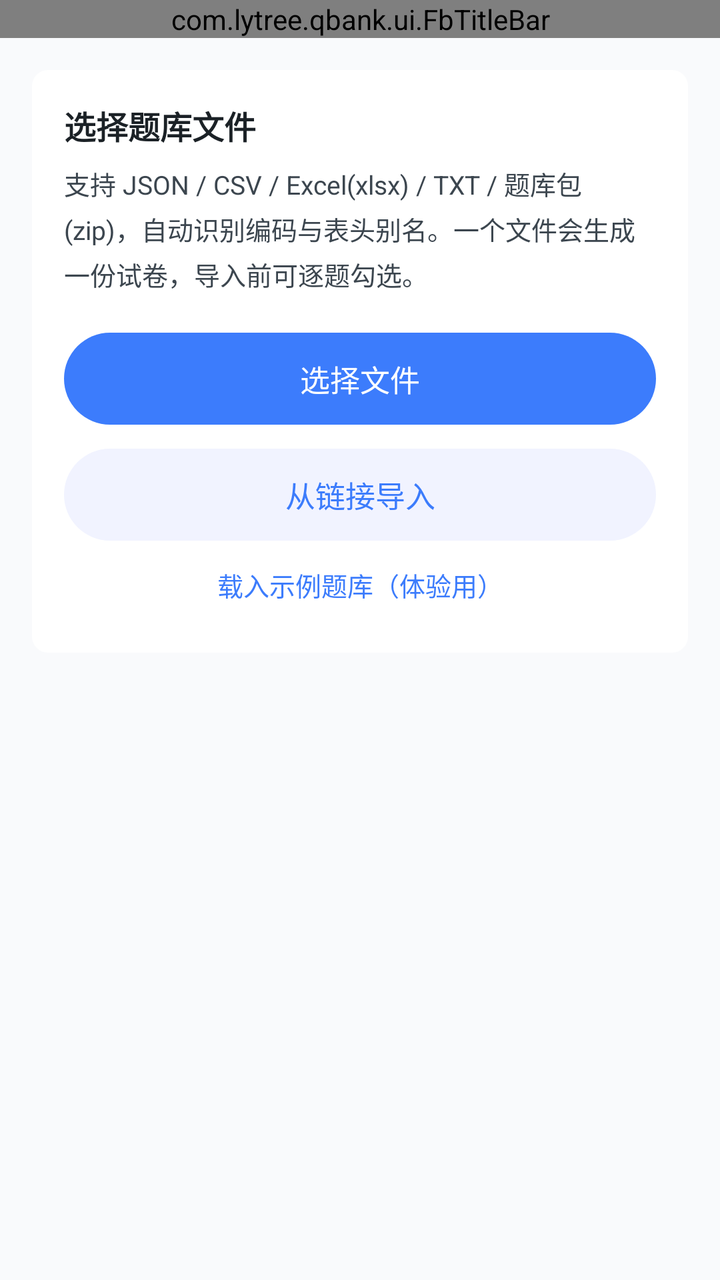
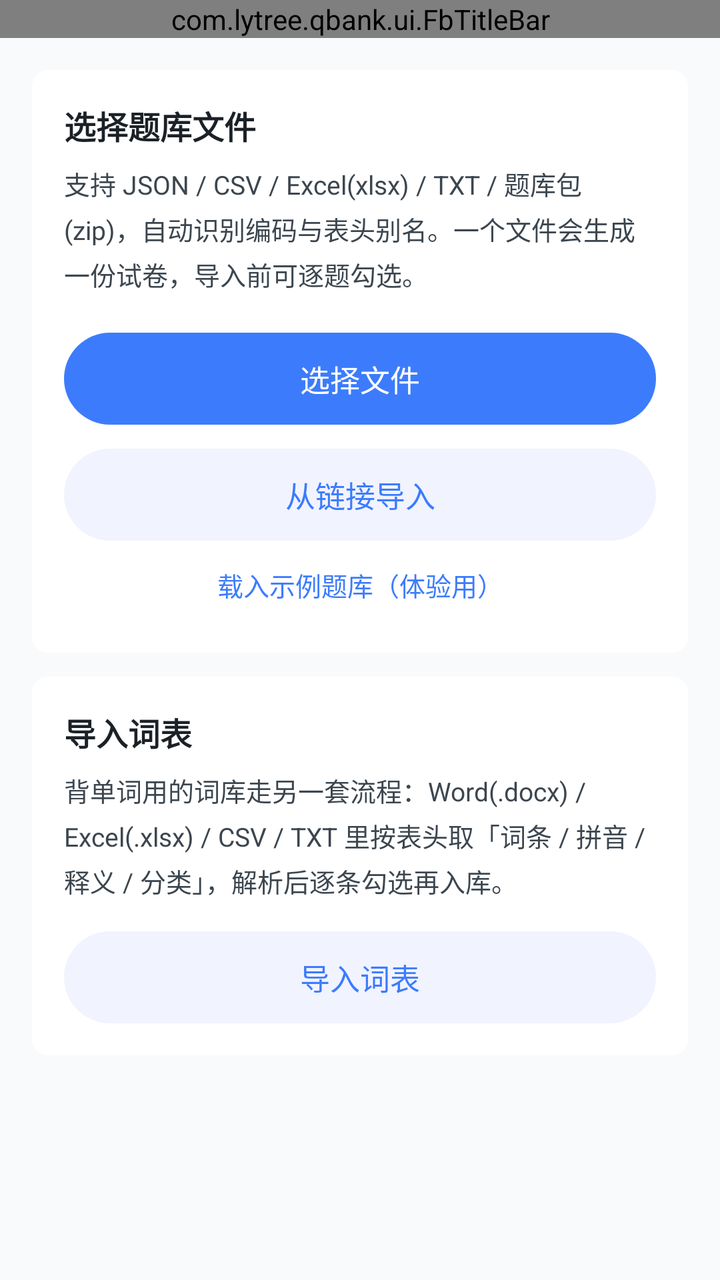

Compare the two renders of this Android layout. The source of the first and the diff that turns it into the second are given below.
<!-- AndroidManifest.xml: application theme Theme.QBank -->
<!-- res/layout/activity_import.xml -->
<?xml version="1.0" encoding="utf-8"?>
<LinearLayout xmlns:android="http://schemas.android.com/apk/res/android"
    style="@style/FbPage">

    <com.lytree.qbank.ui.FbTitleBar
        android:id="@+id/titleBar"
        android:layout_width="match_parent"
        android:layout_height="wrap_content" />

    <FrameLayout
        android:layout_width="match_parent"
        android:layout_height="0dp"
        android:layout_weight="1">

        
        <androidx.core.widget.NestedScrollView
            android:id="@+id/pickPanel"
            android:layout_width="match_parent"
            android:layout_height="match_parent"
            android:scrollbars="none">

            <LinearLayout
                style="@style/FbPageColumn"
                android:paddingTop="@dimen/fb_space_16"
                android:paddingBottom="@dimen/fb_space_20">

                <LinearLayout style="@style/FbCard">

                    <TextView
                        style="@style/FbCardTitle"
                        android:text="@string/import_pick" />

                    <TextView
                        style="@style/FbBodySm"
                        android:layout_marginTop="@dimen/fb_space_8"
                        android:text="支持 JSON / CSV / Excel(xlsx) / TXT / 题库包(zip)，自动识别编码与表头别名。一个文件会生成一份试卷，导入前可逐题勾选。" />

                    <com.google.android.material.button.MaterialButton
                        android:id="@+id/btnPick"
                        style="@style/FbPrimaryButton"
                        android:layout_width="match_parent"
                        android:layout_marginTop="@dimen/fb_space_20"
                        android:text="选择文件" />

                    <com.google.android.material.button.MaterialButton
                        android:id="@+id/btnLink"
                        style="@style/FbGhostButton"
                        android:layout_width="match_parent"
                        android:layout_marginTop="@dimen/fb_space_12"
                        android:text="@string/import_link_action" />

                    <com.google.android.material.button.MaterialButton
                        android:id="@+id/btnSample"
                        style="@style/FbTextButton"
                        android:layout_width="match_parent"
                        android:layout_marginTop="@dimen/fb_space_4"
                        android:text="载入示例题库（体验用）" />
                </LinearLayout>
            </LinearLayout>
        </androidx.core.widget.NestedScrollView>

        
        <androidx.core.widget.NestedScrollView
            android:id="@+id/resultPanel"
            android:layout_width="match_parent"
            android:layout_height="match_parent"
            android:scrollbars="none"
            android:visibility="gone">

            <LinearLayout
                style="@style/FbPageColumn"
                android:paddingTop="@dimen/fb_space_16"
                android:paddingBottom="@dimen/fb_space_20">

                <LinearLayout style="@style/FbCard">

                    <TextView
                        android:id="@+id/tvFile"
                        style="@style/FbCardTitle" />

                    <TextView
                        android:id="@+id/tvStat"
                        style="@style/FbBodySm"
                        android:layout_marginTop="@dimen/fb_space_8" />
                </LinearLayout>

                
                <LinearLayout
                    style="@style/FbCard"
                    android:layout_marginTop="@dimen/fb_card_gap_v">

                    <TextView
                        style="@style/FbGroupTitle"
                        android:layout_width="match_parent"
                        android:layout_height="wrap_content"
                        android:text="生成试卷" />

                    <com.google.android.material.textfield.TextInputLayout
                        android:id="@+id/inputLayoutName"
                        style="@style/FbInput"
                        android:layout_width="match_parent"
                        android:layout_height="wrap_content"
                        android:layout_marginTop="@dimen/fb_space_12"
                        android:hint="试卷名称（默认用文件名）">

                        <com.google.android.material.textfield.TextInputEditText
                            android:id="@+id/inputName"
                            style="@style/FbEditText"
                            android:inputType="text" />
                    </com.google.android.material.textfield.TextInputLayout>

                    <com.google.android.material.textfield.TextInputLayout
                        android:id="@+id/inputLayoutDuration"
                        style="@style/FbInput"
                        android:layout_width="match_parent"
                        android:layout_height="wrap_content"
                        android:layout_marginTop="@dimen/fb_space_12"
                        android:hint="限时（分钟），0 或留空为不限时">

                        <com.google.android.material.textfield.TextInputEditText
                            android:id="@+id/inputDuration"
                            style="@style/FbEditText"
                            android:inputType="number" />
                    </com.google.android.material.textfield.TextInputLayout>

                    
                    <LinearLayout
                        android:layout_width="match_parent"
                        android:layout_height="wrap_content"
                        android:layout_marginTop="@dimen/fb_space_16"
                        android:gravity="center_vertical"
                        android:orientation="horizontal">

                        <LinearLayout
                            android:layout_width="0dp"
                            android:layout_height="wrap_content"
                            android:layout_weight="1"
                            android:orientation="vertical">

                            <TextView
                                style="@style/FbRowTitle"
                                android:text="@string/import_with_answers" />

                            <TextView
                                style="@style/FbRowSub"
                                android:text="@string/import_with_answers_hint" />
                        </LinearLayout>

                        <com.lytree.qbank.ui.FbSwitchView
                            android:id="@+id/switchImportAnswers"
                            style="@style/FbSwitch" />
                    </LinearLayout>
                </LinearLayout>

                <LinearLayout
                    android:layout_width="match_parent"
                    android:layout_height="wrap_content"
                    android:layout_marginTop="@dimen/fb_section_gap"
                    android:gravity="center_vertical"
                    android:orientation="horizontal">

                    <TextView
                        style="@style/FbSectionTitle"
                        android:layout_width="0dp"
                        android:layout_weight="1"
                        android:text="题目预览" />

                    <com.google.android.material.button.MaterialButton
                        android:id="@+id/btnAll"
                        style="@style/FbTextButton"
                        android:layout_width="wrap_content"
                        android:text="全选 / 反选" />
                </LinearLayout>

                <androidx.recyclerview.widget.RecyclerView
                    android:id="@+id/list"
                    android:layout_width="match_parent"
                    android:layout_height="wrap_content"
                    android:layout_marginTop="@dimen/fb_space_8"
                    android:nestedScrollingEnabled="false" />

                <TextView
                    android:id="@+id/tvIssuesTitle"
                    style="@style/FbSectionTitle"
                    android:layout_marginTop="@dimen/fb_section_gap"
                    android:text="校验问题"
                    android:visibility="gone" />

                <androidx.recyclerview.widget.RecyclerView
                    android:id="@+id/listIssues"
                    android:layout_width="match_parent"
                    android:layout_height="wrap_content"
                    android:nestedScrollingEnabled="false"
                    android:visibility="gone" />
            </LinearLayout>
        </androidx.core.widget.NestedScrollView>
    </FrameLayout>

    <View
        android:id="@+id/bottomDivider"
        style="@style/FbDivider"
        android:visibility="gone" />

    <FrameLayout
        android:id="@+id/bottomBar"
        style="@style/FbBottomBar"
        android:visibility="gone">

        <com.google.android.material.button.MaterialButton
            android:id="@+id/btnImport"
            style="@style/FbPrimaryButton"
            android:layout_width="match_parent"
            android:text="@string/import_confirm_paper"
            android:visibility="gone" />
    </FrameLayout>
</LinearLayout>
<!-- resources referenced by this layout -->
<resources>
  <dimen name="fb_card_gap_v">12dp</dimen>
  <dimen name="fb_section_gap">24dp</dimen>
  <dimen name="fb_space_12">12dp</dimen>
  <dimen name="fb_space_16">16dp</dimen>
  <dimen name="fb_space_20">20dp</dimen>
  <dimen name="fb_space_4">4dp</dimen>
  <dimen name="fb_space_8">8dp</dimen>
  <string name="import_confirm_paper">导入并生成试卷</string>
  <string name="import_link_action">从链接导入</string>
  <string name="import_pick">选择题库文件</string>
  <string name="import_with_answers">同时导入答案</string>
  <string name="import_with_answers_hint">关掉就只导入题目，做完在成绩报告里补录答案再批改</string>
  <style name="FbDivider">
          <item name="android:layout_width">match_parent</item>
          <item name="android:layout_height">0.5dp</item>
          <item name="android:background">@color/fb_divider</item>
      </style>
  <style name="FbGroupTitle">
          <item name="android:textSize">@dimen/fb_text_group</item>
          <item name="android:textColor">@color/fb_text_meta</item>
          <item name="android:includeFontPadding">false</item>
      </style>
  <style name="FbPage">
          <item name="android:layout_width">match_parent</item>
          <item name="android:layout_height">match_parent</item>
          <item name="android:orientation">vertical</item>
          <item name="android:background">@color/fb_page_bg</item>
      </style>
  <style name="FbSwitch">
          <item name="android:layout_width">38dp</item>
          <item name="android:layout_height">22dp</item>
          <item name="android:layout_marginStart">@dimen/fb_space_12</item>
      </style>
  <dimen name="fb_text_body_sm">13sp</dimen>
  <color name="fb_text_secondary">#3C464F</color>
  <color name="fb_bar_bg">#FFFFFF</color>
  <dimen name="fb_page_pad">16dp</dimen>
  <dimen name="fb_bottom_bar_pad_v">10dp</dimen>
  <!-- drawable bg_fb_card (drawable) -->
  <?xml version="1.0" encoding="utf-8"?>
  <shape xmlns:android="http://schemas.android.com/apk/res/android" android:shape="rectangle">
      <solid android:color="@color/fb_card_bg" />
      <corners android:radius="@dimen/fb_card_radius" />
  </shape>
  <dimen name="fb_card_pad">16dp</dimen>
  <dimen name="fb_text_card_title">16sp</dimen>
  <color name="fb_text_title">#1B2126</color>
  <color name="fb_divider">#F0F2F5</color>
  <color name="fb_text_hint">#AEB6C2</color>
  <dimen name="fb_text_body_size">14sp</dimen>
  <dimen name="fb_btn_h">46dp</dimen>
  <dimen name="fb_btn_text_size">15sp</dimen>
  <color name="fb_primary">#3C7CFC</color>
  <color name="fb_primary_bg">#F1F3FF</color>
  <dimen name="fb_btn_radius">23dp</dimen>
  <color name="fb_ripple">#1A3C7CFC</color>
  <dimen name="fb_text_group">13sp</dimen>
  <color name="fb_text_meta">#8A9095</color>
  <dimen name="fb_radius_field">8dp</dimen>
  <color name="fb_page_bg">#F9FAFC</color>
  <color name="fb_text_on_primary">#FFFFFF</color>
  <style name="FbItemSub">
          <item name="android:textSize">@dimen/fb_text_item_sub</item>
          <item name="android:textColor">@color/fb_text_meta</item>
          <item name="android:maxLines">2</item>
          <item name="android:ellipsize">end</item>
      </style>
  <dimen name="fb_text_item_title">15sp</dimen>
  <color name="fb_primary_deep">#2A5FD6</color>
  <color name="fb_card_bg">#FFFFFF</color>
  <dimen name="fb_card_radius">8dp</dimen>
  <dimen name="fb_text_item_sub">12sp</dimen>
  <style name="ShapeAppearance.QBank.Dialog" parent="">
          <item name="cornerFamily">rounded</item>
          <item name="cornerSize">@dimen/fb_radius_sheet</item>
      </style>
  <dimen name="fb_radius_sheet">12dp</dimen>
  <!-- unchanged entries left out for length: 15 -->
</resources>

<!-- the commit's change to res/layout/activity_import.xml (unified diff, before → after) -->
@@ -55,6 +55,28 @@
                         android:layout_width="match_parent"
                         android:layout_marginTop="@dimen/fb_space_4"
                         android:text="载入示例题库（体验用）" />
+                </LinearLayout>
+
+                
+                <LinearLayout
+                    style="@style/FbCard"
+                    android:layout_marginTop="@dimen/fb_card_gap_v">
+
+                    <TextView
+                        style="@style/FbCardTitle"
+                        android:text="@string/import_word_title" />
+
+                    <TextView
+                        style="@style/FbBodySm"
+                        android:layout_marginTop="@dimen/fb_space_8"
+                        android:text="@string/import_word_hint" />
+
+                    <com.google.android.material.button.MaterialButton
+                        android:id="@+id/btnWordImport"
+                        style="@style/FbGhostButton"
+                        android:layout_width="match_parent"
+                        android:layout_marginTop="@dimen/fb_space_16"
+                        android:text="@string/title_word_import" />
                 </LinearLayout>
             </LinearLayout>
         </androidx.core.widget.NestedScrollView>
<!-- resource entries referenced after the edit -->
@@ -12,6 +12,9 @@
   <string name="import_pick">选择题库文件</string>
   <string name="import_with_answers">同时导入答案</string>
   <string name="import_with_answers_hint">关掉就只导入题目，做完在成绩报告里补录答案再批改</string>
+  <string name="import_word_hint">背单词用的词库走另一套流程：Word(.docx) / Excel(.xlsx) / CSV / TXT 里按表头取「词条 / 拼音 / 释义 / 分类」，解析后逐条勾选再入库。</string>
+  <string name="import_word_title">导入词表</string>
+  <string name="title_word_import">导入词表</string>
   <style name="FbDivider">
           <item name="android:layout_width">match_parent</item>
           <item name="android:layout_height">0.5dp</item>
